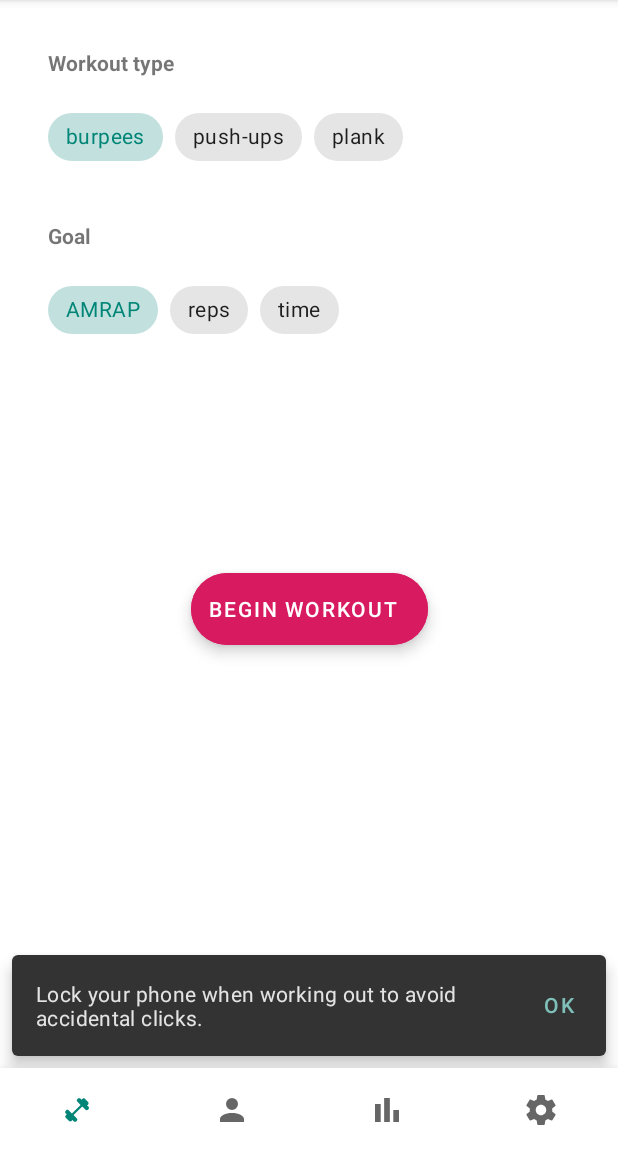
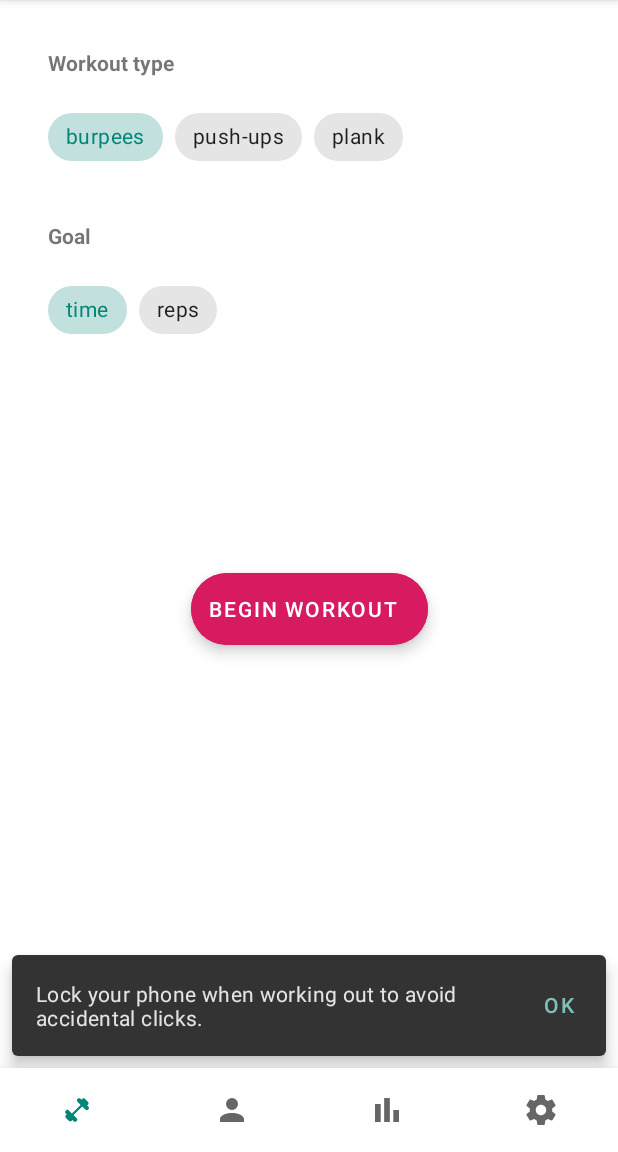
Before and after one commit to krmax44/burpee-buddy, an Android app: the screen it shows after launch (MainActivity), on a phone screen of 412 x 824 dp, the part 84-1236 px from its top. Run offline under Robolectric (Android 15) with nearby library versions, the phone set to English and light mode, and no system bars; our stand-ins replace EventBus, navigation-ui; 1 statement that could not run was skipped.

Commit message:
use int for elapsed seconds extract strings add workout metrics refactor WorkoutType

```diff
--- a/app/src/main/java/com/apps/adrcotfas/burpeebuddy/common/bl/Events.java
+++ b/app/src/main/java/com/apps/adrcotfas/burpeebuddy/common/bl/Events.java
@@ -11,10 +11,10 @@ public class Events {
     }
 
     public static class TimerTickEvent {
-        public TimerTickEvent(long elapsedSeconds) {
+        public TimerTickEvent(int elapsedSeconds) {
             this.seconds = elapsedSeconds;
         }
-        public long seconds;
+        public int seconds;
     }
 
     public static class RepCompletedEvent {
--- a/app/src/main/java/com/apps/adrcotfas/burpeebuddy/common/bl/NotificationHelper.java
+++ b/app/src/main/java/com/apps/adrcotfas/burpeebuddy/common/bl/NotificationHelper.java
@@ -65,7 +65,7 @@ public class NotificationHelper extends ContextWrapper {
                         .build());
     }
 
-    public void setElapsedTime(long elapsed) {
+    public void setElapsedTime(int elapsed) {
         mManager.notify(WORKOUT_NOTIFICATION_ID,
                 getBuilder()
                         .setOnlyAlertOnce(true)
--- a/app/src/main/java/com/apps/adrcotfas/burpeebuddy/common/timers/Timer.java
+++ b/app/src/main/java/com/apps/adrcotfas/burpeebuddy/common/timers/Timer.java
@@ -14,7 +14,7 @@ import io.reactivex.schedulers.Schedulers;
 public class Timer {
 
     private static Disposable mDisposable;
-    private static long elapsedSeconds;
+    private static int elapsedSeconds;
 
     public static void start(){
         mDisposable = Observable.timer(1, TimeUnit.SECONDS, Schedulers.computation())
--- a/app/src/main/java/com/apps/adrcotfas/burpeebuddy/common/utilities/TimerFormat.java
+++ b/app/src/main/java/com/apps/adrcotfas/burpeebuddy/common/utilities/TimerFormat.java
@@ -9,7 +9,7 @@ public class TimerFormat {
      * @param elapsed seconds
      * @return a String in the format of HH:mm:ss
      */
-    public static String secondsToTimerFormat(long elapsed) {
+    public static String secondsToTimerFormat(int elapsed) {
         final long hours = TimeUnit.SECONDS.toHours(elapsed);
         final long minutes = TimeUnit.SECONDS.toMinutes(elapsed) - hours * 60;
         final long seconds = elapsed - (minutes * 60);
--- a/app/src/main/java/com/apps/adrcotfas/burpeebuddy/db/Workout.java
+++ b/app/src/main/java/com/apps/adrcotfas/burpeebuddy/db/Workout.java
@@ -1,30 +1,33 @@
 package com.apps.adrcotfas.burpeebuddy.db;
-
-import java.util.ArrayList;
 
 public class Workout {
 
-    /**
-     * The type of workout which can be rep-based like burpees
-     * or push-ups or time based like plank.
-     */
     public WorkoutType type;
 
     /**
-     * A multi-purpose field representing the time in milliseconds
-     * at the start of the workout which is updated on each rep
-     * and updated one last time at the end to signal the time of completion.
+     * The time of completion.
      */
     public long timestamp;
 
     /**
+     * the number of reps.
+     */
+    public int reps;
+
+    /**
      * The number of seconds spent in this workout.
      */
-    public long duration;
+    public int duration;
+
     /**
-     * A list of integers representing the seconds between reps and the number of reps.
+     * the weight in kg
      */
-    public ArrayList<Integer> reps = new ArrayList<>();
+    public float weight;
+
+    /**
+     * the distance in meters
+     */
+    public float distance;
 
     //TODO: later think about auto-pause when combining with other exercises
 }
--- a/app/src/main/java/com/apps/adrcotfas/burpeebuddy/main/MainViewMvcImpl.java
+++ b/app/src/main/java/com/apps/adrcotfas/burpeebuddy/main/MainViewMvcImpl.java
@@ -27,8 +27,6 @@ public class MainViewMvcImpl extends BaseObservableViewMvc<MainViewMvc.Listener>
         plank.setOnClickListener(v -> onDisabledChipClicked());
         Chip reps = findViewById(R.id.reps);
         reps.setOnClickListener(v -> onDisabledChipClicked());
-        Chip time = findViewById(R.id.time);
-        time.setOnClickListener(v -> onDisabledChipClicked());
     }
 
     public void onStartButtonClicked() {
--- a/app/src/main/java/com/apps/adrcotfas/burpeebuddy/workout/WorkoutFragment.java
+++ b/app/src/main/java/com/apps/adrcotfas/burpeebuddy/workout/WorkoutFragment.java
@@ -16,6 +16,7 @@ import androidx.fragment.app.Fragment;
 import androidx.navigation.fragment.NavHostFragment;
 
 import com.apps.adrcotfas.burpeebuddy.R;
+import com.apps.adrcotfas.burpeebuddy.common.bl.BuddyApplication;
 import com.apps.adrcotfas.burpeebuddy.common.bl.Events;
 import com.apps.adrcotfas.burpeebuddy.common.utilities.Power;
 import com.apps.adrcotfas.burpeebuddy.main.MainActivity;
@@ -62,6 +63,8 @@ public class WorkoutFragment extends Fragment implements WorkoutViewMvc.Listener
         mViewMvc.registerListener(this);
         if (!WorkoutService.isStarted) {
             startWorkout();
+        } else {
+            mViewMvc.updateCounter(BuddyApplication.getWorkoutManager().getNumberOfReps());
         }
     }
 
--- a/app/src/main/java/com/apps/adrcotfas/burpeebuddy/workout/WorkoutService.java
+++ b/app/src/main/java/com/apps/adrcotfas/burpeebuddy/workout/WorkoutService.java
@@ -31,7 +31,7 @@ import static com.apps.adrcotfas.burpeebuddy.common.soundplayer.SoundType.REP_CO
 public class WorkoutService extends LifecycleService {
     private static final String TAG = "WorkoutService";
     public static boolean isStarted = false;
-    private static long PRE_WORKOUT_COUNTDOWN_SECONDS = TimeUnit.SECONDS.toMillis(5);
+    private static int PRE_WORKOUT_COUNTDOWN_SECONDS = (int) TimeUnit.SECONDS.toMillis(5);
     private PreWorkoutCountdown preWorkoutCountdown;
 
     private void onStartWorkout() {
--- a/app/src/main/java/com/apps/adrcotfas/burpeebuddy/workout/WorkoutViewMvc.java
+++ b/app/src/main/java/com/apps/adrcotfas/burpeebuddy/workout/WorkoutViewMvc.java
@@ -8,6 +8,6 @@ public interface WorkoutViewMvc extends ObservableViewMvc<WorkoutViewMvc.Listene
         void onStopButtonClicked();
     }
 
-    public void updateCounter(long reps);
-    public void updateTimer(long seconds);
+    public void updateCounter(int reps);
+    public void updateTimer(int seconds);
 }
--- a/app/src/main/java/com/apps/adrcotfas/burpeebuddy/workout/WorkoutViewMvcImpl.java
+++ b/app/src/main/java/com/apps/adrcotfas/burpeebuddy/workout/WorkoutViewMvcImpl.java
@@ -32,12 +32,12 @@ public class WorkoutViewMvcImpl extends BaseObservableViewMvc<WorkoutViewMvc.Lis
     }
 
     @Override
-    public void updateCounter(long reps) {
+    public void updateCounter(int reps) {
         mCounter.setText(String.valueOf(reps));
     }
 
     @Override
-    public void updateTimer(long seconds) {
+    public void updateTimer(int seconds) {
         mTimer.setText(TimerFormat.secondsToTimerFormat(seconds));
     }
 }
--- a/app/src/main/res/layout/fragment_main.xml
+++ b/app/src/main/res/layout/fragment_main.xml
@@ -36,19 +36,19 @@
             android:id="@+id/burpees"
             android:layout_width="wrap_content"
             android:layout_height="wrap_content"
-            android:text="burpees"
+            android:text="@string/workout_type_burpees"
             style="@style/Widget.MaterialComponents.Chip.Choice"/>
         <com.google.android.material.chip.Chip
             android:id="@+id/pushups"
             android:layout_width="wrap_content"
             android:layout_height="wrap_content"
-            android:text="push-ups"
+            android:text="@string/workout_type_pushups"
             style="@style/Widget.MaterialComponents.Chip.Choice"/>
         <com.google.android.material.chip.Chip
             android:id="@+id/plank"
             android:layout_width="wrap_content"
             android:layout_height="wrap_content"
-            android:text="plank" />
+            android:text="@string/workout_type_plank" />
     </com.google.android.material.chip.ChipGroup>
 
     <TextView
@@ -71,28 +71,23 @@
         android:layout_marginLeft="32dp"
         app:singleSelection="true"
         app:selectionRequired="true"
-        app:checkedChip="@id/amrap"
+        app:checkedChip="@id/time"
         app:layout_constraintLeft_toLeftOf="parent"
         app:layout_constraintRight_toRightOf="parent"
         app:layout_constraintTop_toBottomOf="@id/goal_title">
 
         <com.google.android.material.chip.Chip
-            android:id="@+id/amrap"
+            android:id="@+id/time"
             android:layout_width="wrap_content"
             android:layout_height="wrap_content"
-            android:text="AMRAP"
+            android:text="@string/goal_type_time"
             style="@style/Widget.MaterialComponents.Chip.Choice"/>
 
         <com.google.android.material.chip.Chip
             android:id="@+id/reps"
             android:layout_width="wrap_content"
             android:layout_height="wrap_content"
-            android:text="reps" />
-        <com.google.android.material.chip.Chip
-            android:id="@+id/time"
-            android:layout_width="wrap_content"
-            android:layout_height="wrap_content"
-            android:text="time"/>
+            android:text="@string/goal_type_reps" />
     </com.google.android.material.chip.ChipGroup>
 
     <com.google.android.material.floatingactionbutton.ExtendedFloatingActionButton
@@ -101,7 +96,7 @@
         android:layout_height="wrap_content"
         android:gravity="center"
         android:backgroundTint="@color/colorAccent"
-        android:text="Begin workout"
+        android:text="@string/begin_workout"
         android:textColor="@color/cardview_light_background"
         android:layout_marginTop="100sp"
         app:layout_constraintBottom_toBottomOf="parent"
--- a/app/src/main/res/layout/fragment_workout.xml
+++ b/app/src/main/res/layout/fragment_workout.xml
@@ -37,7 +37,7 @@
         android:layout_height="wrap_content"
         android:gravity="center"
         android:backgroundTint="@color/colorAccent"
-        android:text="STOP"
+        android:text="@string/stop"
         android:textColor="@color/cardview_light_background"
         android:layout_marginBottom="48dp"
         app:layout_constraintBottom_toBottomOf="parent"
--- a/app/src/main/res/values/strings.xml
+++ b/app/src/main/res/values/strings.xml
@@ -10,4 +10,11 @@
     <string name="title_main">Burpee buddy</string>
     <string name="notification_description">Buddy workout notification</string>
     <string name="reps">reps</string>
+    <string name="workout_type_burpees">burpees</string>
+    <string name="workout_type_pushups">push-ups</string>
+    <string name="workout_type_plank">plank</string>
+    <string name="goal_type_reps">reps</string>
+    <string name="goal_type_time">time</string>
+    <string name="begin_workout">Begin workout</string>
+    <string name="stop">STOP</string>
 </resources>
```
Also changed, not shown: app/src/main/java/com/apps/adrcotfas/burpeebuddy/common/bl/WorkoutManager.java (+4 -5 lines), app/src/main/java/com/apps/adrcotfas/burpeebuddy/db/Metrics.java (added, +8 -0 lines), app/src/main/java/com/apps/adrcotfas/burpeebuddy/db/WorkoutType.java (+62 -4 lines), app/src/main/java/com/apps/adrcotfas/burpeebuddy/db/WorkoutTypeFactory.java (added, +29 -0 lines).
